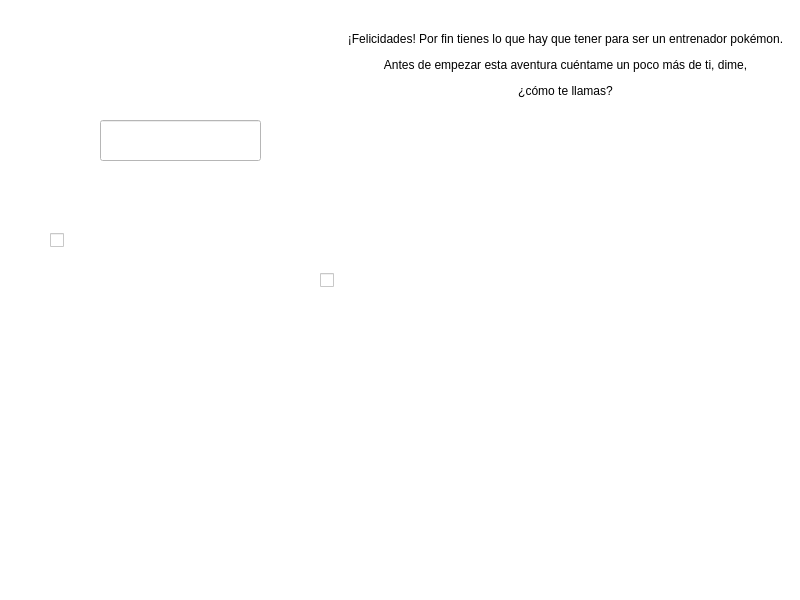
Before: the Qt Designer form src/personaje.ui in jdlmd/Combate_pokemon, drawn with Qt 5.
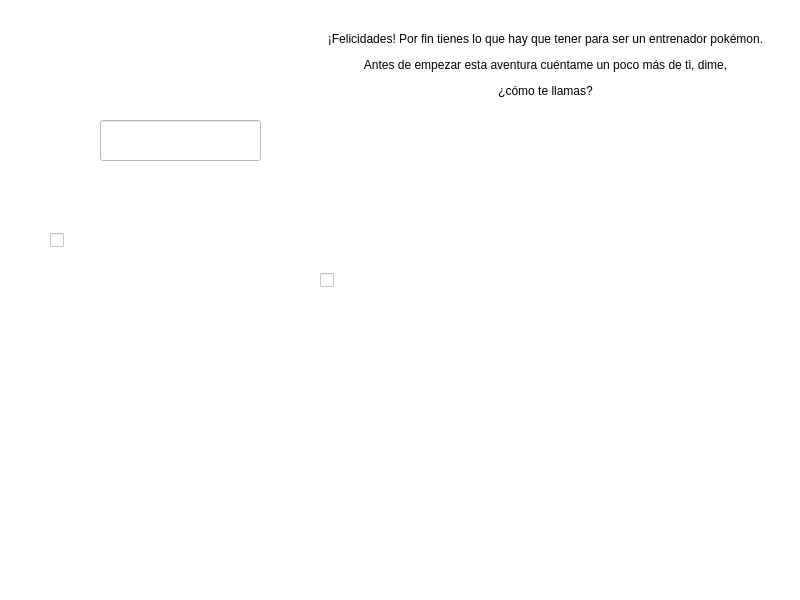
After: the same form once the commit is applied. Icons and pictures are not drawn.

```diff
--- a/src/personaje.ui
+++ b/src/personaje.ui
@@ -78,7 +78,7 @@
    <widget class="QLabel" name="label_4">
     <property name="geometry">
      <rect>
-      <x>310</x>
+      <x>290</x>
       <y>0</y>
       <width>511</width>
       <height>131</height>
```
